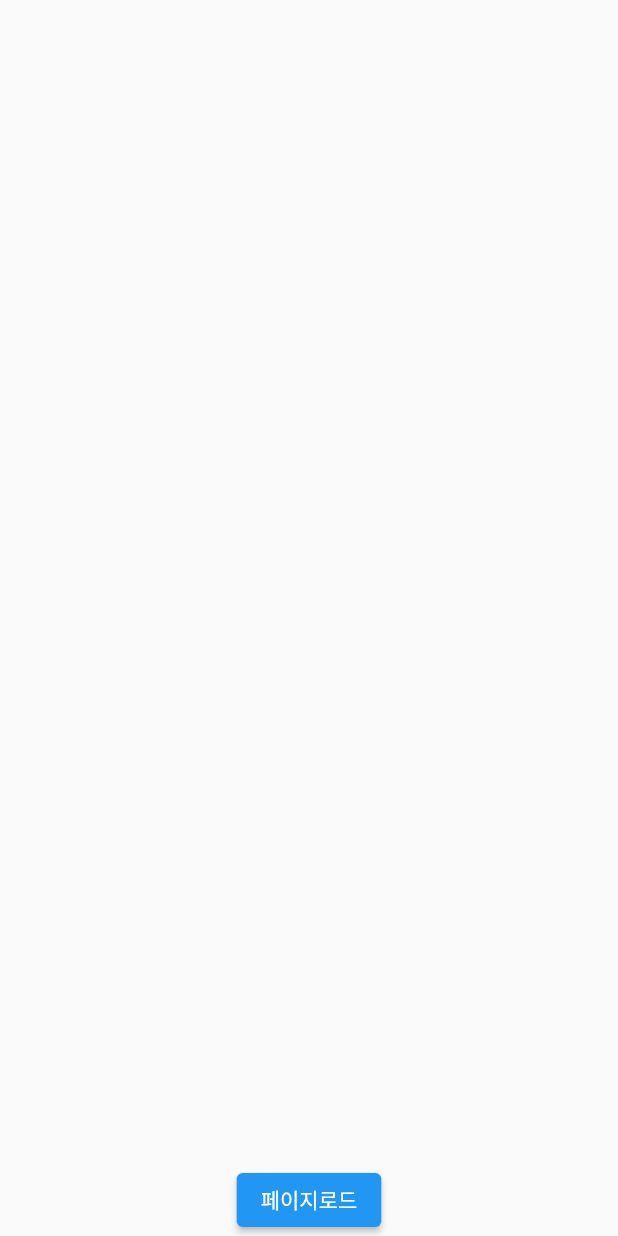
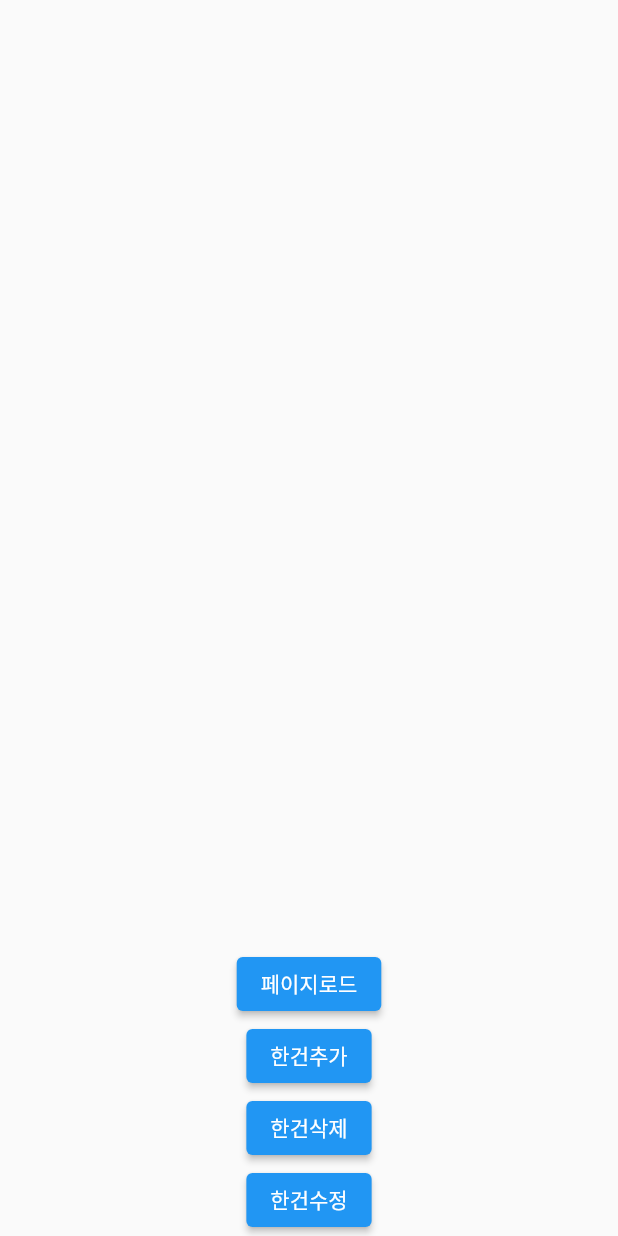
Before and after one commit to yuhyunkimm/http_riverpod_app, a Flutter app: the screen it shows after launch, on a phone screen of 412 x 824 dp. Run offline on Flutter 3.47's test engine with Material 2 defaults, Android fonts, the phone set to English and light mode, and no system bars; our stand-ins replace flutter_riverpod.

Commit message:
CRUD 작업

```diff
--- a/lib/main.dart
+++ b/lib/main.dart
@@ -15,7 +15,7 @@ class MyApp extends StatelessWidget {
   Widget build(BuildContext context) {
     return MaterialApp(
       debugShowCheckedModeBanner: false,
-      home: HomePage(),
+      home: PostHomePage(),
     );
   }
 }
--- a/lib/view/pages/post/home/post_home_page.dart
+++ b/lib/view/pages/post/home/post_home_page.dart
@@ -7,8 +7,8 @@ import 'package:http_riverpod_app/view/pages/post/home/post_home_page_view_model
 /*
 * consumerwidget
 * */
-class HomePage extends ConsumerWidget {
-  const HomePage({Key? key}) : super(key: key);
+class PostHomePage extends ConsumerWidget {
+  const PostHomePage({Key? key}) : super(key: key);
 
   @override
   Widget build(BuildContext context, WidgetRef ref) {
@@ -22,14 +22,32 @@ class HomePage extends ConsumerWidget {
         children: [
           Expanded(
               child:
-              pm != null ? _buildListView(pm.posts) : _buildListView([])),
+                  pm != null ? _buildListView(pm.posts) : _buildListView([])),
           ElevatedButton(
             onPressed: () {
               // 컨트롤러가 레파지토리 요청
               pc.findPosts();
             },
             child: Text("페이지로드"),
-          )
+          ),
+          ElevatedButton(
+            onPressed: () {
+              pc.addPost("제목4");
+            },
+            child: Text("한건추가"),
+          ),
+          ElevatedButton(
+            onPressed: () {
+              pc.removePost(1);
+            },
+            child: Text("한건삭제"),
+          ),
+          ElevatedButton(
+            onPressed: () {
+              pc.updatePost(Post(id: 2, title: "제목 ㅎㅎ"));
+            },
+            child: Text("한건수정"),
+          ),
         ],
       ),
     );
```
Also changed, not shown: lib/controller/post_controller.dart (+19 -0 lines), lib/model/post/post_repository.dart (+17 -6 lines), lib/view/pages/post/home/post_home_page_view_model.dart (+32 -0 lines).
